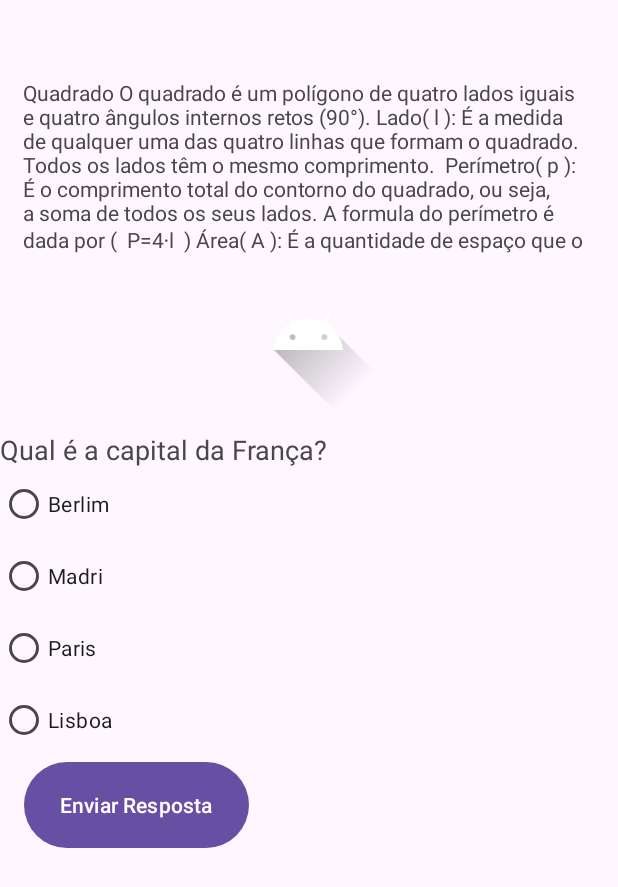
After one commit to StarCoder995/ProjetoIIntegrador, an Android app: the QuestaoCirculo screen opened directly, with no data from a screen before it, on a phone screen of 412 x 824 dp. The commit adds this screen. Shown: the top 887 px of the screen. Run offline under Robolectric (Android 15) with nearby library versions, the phone set to English and light mode, and no system bars.

Commit message:
scroll added

```diff
--- a/app/src/main/AndroidManifest.xml
+++ b/app/src/main/AndroidManifest.xml
@@ -12,6 +12,12 @@
         android:supportsRtl="true"
         android:theme="@style/Theme.TesteProjetao"
         tools:targetApi="31">
+        <activity
+            android:name=".QuestaoCirculo"
+            android:exported="false" />
+        <activity
+            android:name=".QuestaoTriangulo"
+            android:exported="false" />
         <activity
             android:name=".QuestaoQuadrado"
             android:exported="false" />
--- /dev/null
+++ b/app/src/main/java/com/example/testeprojetao/QuestaoCirculo.java
@@ -0,0 +1,115 @@
+package com.example.testeprojetao;
+
+import android.os.Bundle;
+
+import androidx.activity.EdgeToEdge;
+import androidx.appcompat.app.AppCompatActivity;
+import androidx.core.graphics.Insets;
+import androidx.core.view.ViewCompat;
+import androidx.core.view.WindowInsetsCompat;
+// Imports Utilizados
+import android.view.View;
+import android.widget.TextView;
+import android.widget.RadioGroup;
+import android.widget.Button;
+import android.widget.RadioButton;
+
+import java.util.List;
+import java.util.ArrayList;
+import java.util.Arrays;
+
+public class QuestaoCirculo extends AppCompatActivity {
+
+    private TextView questionTextView;
+    private RadioGroup answersRadioGroup;
+    private Button submitButton;
+    private TextView resultTextView;
+
+    private List<Question> questions;
+    private int currentQuestionIndex = 0;   //Número da questão atual na lista
+    private List<Question> correctAnswers;
+
+
+    @Override
+    protected void onCreate(Bundle savedInstanceState) {
+        super.onCreate(savedInstanceState);
+        EdgeToEdge.enable(this);
+        setContentView(R.layout.activity_questao_circulo);
+        ViewCompat.setOnApplyWindowInsetsListener(findViewById(R.id.main), (v, insets) -> {
+            Insets systemBars = insets.getInsets(WindowInsetsCompat.Type.systemBars());
+            v.setPadding(systemBars.left, systemBars.top, systemBars.right, systemBars.bottom);
+            return insets;
+        });
+        // Sincronização de itens com os do xml
+        questionTextView = findViewById(R.id.questionTextView);     // comando da questao
+        answersRadioGroup = findViewById(R.id.answersRadioGroup);   // lista de respostas
+        submitButton = findViewById(R.id.submitButton);             // botao de enviar
+        resultTextView = findViewById(R.id.resultTextView);         // caixa de resultado
+
+        questions = new ArrayList<>(); //Lista das perguntas
+
+        // Prox 3 linhas: Cria perguntas na lista de perguntas
+        questions.add(new Question("Qual é a capital da França?", Arrays.asList("Berlim", "Madri", "Paris", "Lisboa"), "Paris"));
+        questions.add(new Question("Qual é a capital da Espanha?", Arrays.asList("Berlim", "Madri", "Paris", "Lisboa"), "Madri"));
+        questions.add(new Question("Qual é a capital de Portugal?", Arrays.asList("Berlim", "Madri", "Paris", "Lisboa"), "Lisboa"));
+
+        correctAnswers = new ArrayList<>();
+        loadQuestion();
+
+        submitButton.setOnClickListener(new View.OnClickListener() {
+            @Override
+            public void onClick(View v) {
+                int selectedId = answersRadioGroup.getCheckedRadioButtonId();         // Essa varável armazena o id(posiça) da resposta marcada no momento que se aperta o botao
+                if (selectedId != -1) {                                               //Testa para ver se há uma escolha feita
+                    RadioButton botaoMarcado = findViewById(selectedId);              // Cria um objeto ligado a resposta selecionada, usando o id armazenado antes
+                    String respostaMarcada = botaoMarcado.getText().toString();       // transforma o texto da botaoMarcadao em uma string
+                    Question currentQuestion = questions.get(currentQuestionIndex);   //extrai a questão da lista , para ser usada Obs : Isso não entra em conflito com aquela do loadQuestion(), pois são objetos dentro de métodos, limitados a eles
+
+                    if (respostaMarcada.equals(currentQuestion.getCorrectAnswer())) { //testa se a resposta escolhida é igual à correta
+                        correctAnswers.add(currentQuestion);                          //Se sim, adiciona essa questão à lista de respondidas corretamente
+                        String result = "Correto!";
+                        resultTextView.setText(result);                                //Se sim, Afirma isso na caixa de resultado
+                    } else {
+                        resultTextView.setText("Incorreto! A resposta correta é " + currentQuestion.getCorrectAnswer() + ".");     //Se não, mostra a reposta correta na caixa de texto
+                    }
+
+                    currentQuestionIndex++;                           //Aumenta o número da questão a ser usada
+                    if (currentQuestionIndex < questions.size()) {  //Testa para ver se ainda estamos dentro da quantia de questões
+                        loadQuestion();                             //Se sim, carrega a próxima
+                    } else {
+                        showCorrectAnswers();                       //Se não, mostra as que foram acertadas
+                    }
+                } else {
+                    resultTextView.setText("Por favor, selecione uma resposta.");      //Resposta caso o user não tenha escolhido nada
+                }
+            }
+        });
+
+
+    }
+    private void loadQuestion(){
+        //Linha a seguir: Carrega a questão atual, extraindo ela da lista com base no número dela
+        Question currentQuestion = questions.get(currentQuestionIndex);
+        questionTextView.setText(currentQuestion.getQuestion()); // importa o titulo da questão
+        answersRadioGroup.clearCheck();
+            /*
+            Descriçao do loop a seguir:
+            - Cria uma Váriavel de navegaçao
+            - Essa variável vai de zero até o último elemento da lista de respostas
+            - Para cada posição, é criado um objeto pro botao das respostas, criado com o texto de resposta extraído
+             */
+        for (int i = 0; i < currentQuestion.getAnswers().size(); i++) {
+            RadioButton radioButton = (RadioButton) answersRadioGroup.getChildAt(i);
+            radioButton.setText(currentQuestion.getAnswers().get(i));
+        }
+        resultTextView.setText("");
+    }
+
+    private void showCorrectAnswers() {
+        StringBuilder questoesAcertadas = new StringBuilder("Você respondeu corretamente as seguintes perguntas:\n");
+        for (Question question : correctAnswers) {
+            questoesAcertadas.append(question.getQuestion()).append(" - Resposta correta: ").append(question.getCorrectAnswer()).append("\n");
+        }
+        resultTextView.setText(questoesAcertadas.toString());
+    }
+}
--- /dev/null
+++ b/app/src/main/res/layout/activity_questao_circulo.xml
@@ -0,0 +1,114 @@
+<?xml version="1.0" encoding="utf-8"?>
+<androidx.constraintlayout.widget.ConstraintLayout xmlns:android="http://schemas.android.com/apk/res/android"
+    xmlns:app="http://schemas.android.com/apk/res-auto"
+    xmlns:tools="http://schemas.android.com/tools"
+    android:id="@+id/main"
+    android:layout_width="match_parent"
+    android:layout_height="match_parent"
+    tools:context=".QuestaoCirculo">
+
+    <ScrollView
+        android:layout_width="411dp"
+        android:layout_height="729dp"
+        android:layout_marginTop="2dp"
+        android:layout_marginBottom="1dp"
+        app:layout_constraintBottom_toBottomOf="parent"
+        app:layout_constraintEnd_toEndOf="parent"
+        app:layout_constraintHorizontal_bias="0.0"
+        app:layout_constraintStart_toStartOf="parent"
+        app:layout_constraintTop_toTopOf="parent"
+        app:layout_constraintVertical_bias="0.0">
+
+        <LinearLayout
+            android:layout_marginTop="50dp"
+            android:layout_width="match_parent"
+            android:layout_height="match_parent"
+            android:orientation="vertical">
+
+            <TextView
+                android:id="@+id/textView5"
+                android:layout_width="385dp"
+                android:layout_height="117dp"
+                android:layout_marginLeft="15dp"
+                android:text="Quadrado O quadrado é um polígono de quatro lados iguais e quatro ângulos internos retos (90°). Lado( l ): É a medida de qualquer uma das quatro linhas que formam o quadrado. Todos os lados têm o mesmo comprimento.  Perímetro( p ): É o comprimento total do contorno do quadrado, ou seja, a soma de todos os seus lados. A formula do perímetro é dada por (  P=4⋅l  ) Área( A ): É a quantidade de espaço que o quadrado ocupa dentro de suas bordas. A formula da Area é dada por (  A=l2 ) " />
+
+            <ImageView
+                android:id="@+id/imageView2"
+                android:layout_width="match_parent"
+                android:layout_height="wrap_content"
+                app:srcCompat="@drawable/ic_launcher_foreground" />
+
+            <TextView
+                android:id="@+id/questionTextView"
+                android:layout_width="393dp"
+                android:layout_height="wrap_content"
+                android:layout_marginTop="10dp"
+                android:layout_marginEnd="272dp"
+                android:text="Pergunta aqui"
+                android:textSize="18sp"
+                app:layout_constraintEnd_toEndOf="parent"
+                app:layout_constraintTop_toTopOf="parent" />
+
+            <RadioGroup
+                android:id="@+id/answersRadioGroup"
+                android:layout_width="match_parent"
+                android:layout_height="294dp"
+                app:layout_constraintBottom_toBottomOf="parent"
+                app:layout_constraintTop_toTopOf="parent"
+                app:layout_constraintVertical_bias="0.274"
+                tools:layout_editor_absoluteX="0dp">
+
+                <RadioButton
+                    android:id="@+id/answer1"
+                    android:layout_width="wrap_content"
+                    android:layout_height="wrap_content"
+                    android:text="Resposta 1" />
+
+                <RadioButton
+                    android:id="@+id/answer2"
+                    android:layout_width="wrap_content"
+                    android:layout_height="wrap_content"
+                    android:text="Resposta 2" />
+
+                <RadioButton
+                    android:id="@+id/answer3"
+                    android:layout_width="wrap_content"
+                    android:layout_height="wrap_content"
+                    android:text="Resposta 3" />
+
+                <RadioButton
+                    android:id="@+id/answer4"
+                    android:layout_width="wrap_content"
+                    android:layout_height="wrap_content"
+                    android:text="Resposta 4" />
+
+                <Button
+                    android:id="@+id/submitButton"
+                    android:layout_width="wrap_content"
+                    android:layout_height="65dp"
+                    android:layout_marginStart="16dp"
+                    android:layout_marginBottom="320dp"
+                    android:text="Enviar Resposta"
+                    app:layout_constraintBottom_toBottomOf="parent"
+                    app:layout_constraintStart_toStartOf="parent" />
+
+                <TextView
+                    android:id="@+id/resultTextView"
+                    android:layout_width="177dp"
+                    android:layout_height="58dp"
+                    android:layout_marginEnd="68dp"
+                    android:layout_marginBottom="16dp"
+                    android:background="@android:drawable/dialog_holo_light_frame"
+                    android:backgroundTint="#03D9C5"
+                    android:text=""
+                    android:textAlignment="center"
+                    android:textColor="@color/material_dynamic_tertiary10"
+                    app:layout_constraintBottom_toBottomOf="parent"
+                    app:layout_constraintEnd_toEndOf="parent" />
+
+            </RadioGroup>
+
+        </LinearLayout>
+    </ScrollView>
+
+</androidx.constraintlayout.widget.ConstraintLayout>
```
Also changed, not shown: app/src/main/java/com/example/testeprojetao/QuestaoTriangulo.java (added, +109 -0 lines), app/src/main/java/com/example/testeprojetao/TelaCirculo.java (+12 -2 lines), app/src/main/res/layout/activity_questao_triangulo.xml (added, +12 -0 lines), app/src/main/res/layout/activity_tela_circulo.xml (+10 -0 lines).
